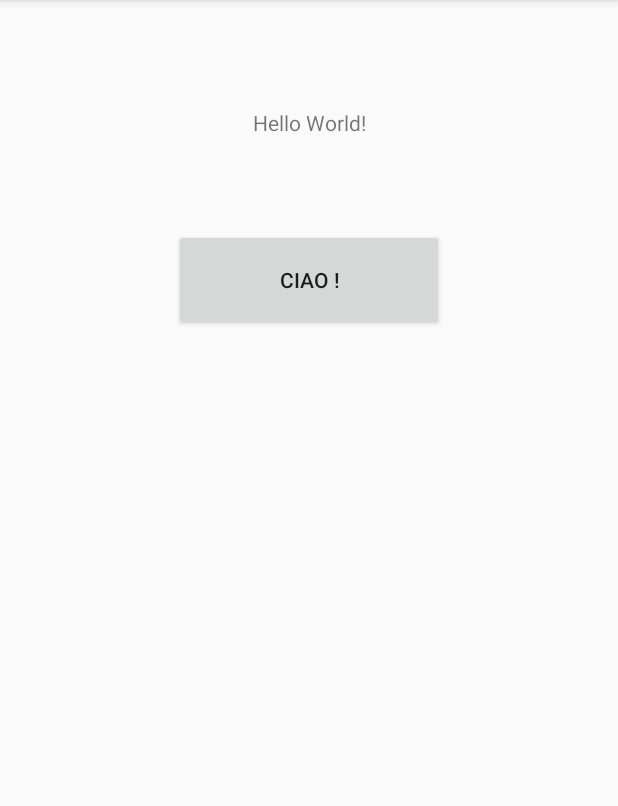
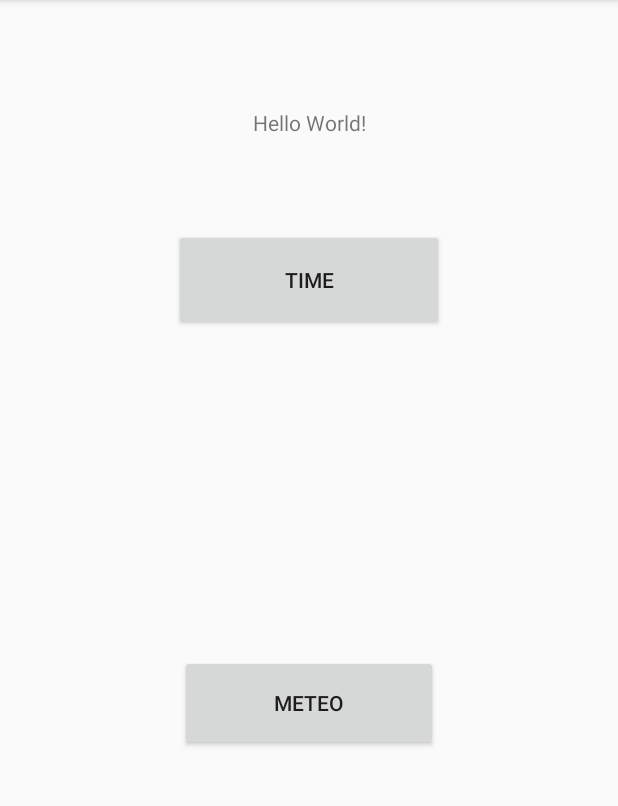
Before and after one commit to EMES92/Android-App, an Android app: the screen it shows after launch (MainActivity), on a phone screen of 412 x 824 dp, the part 84-890 px from its top. Run offline under Robolectric (Android 15) with nearby library versions, the phone set to English and light mode, and no system bars; libraries missing offline, so code that uses them is left out: com.loopj.android, cz.msebera.android, org.telegram.passport.

Commit message:
doppio bottone

```diff
--- a/app/src/main/java/com/example/valerio/myapplication/MainActivity.java
+++ b/app/src/main/java/com/example/valerio/myapplication/MainActivity.java
@@ -30,7 +30,8 @@ import cz.msebera.android.httpclient.Header;
 
 public class MainActivity extends AppCompatActivity {
     private TelegramLoginButton loginButton;
-    Button button;
+    Button button1;
+    Button button2;
     @Override
     protected void onCreate(Bundle savedInstanceState) {
         super.onCreate(savedInstanceState);
@@ -39,9 +40,10 @@ public class MainActivity extends AppCompatActivity {
     }
     public void addListenerOnButton() {
 
-        button = (Button) findViewById(R.id.btn1);
+        button1 = (Button) findViewById(R.id.btn1);
+        button2 = (Button) findViewById(R.id.btn2);
 
-        button.setOnClickListener(new OnClickListener() {
+        button1.setOnClickListener(new OnClickListener() {
 
             @Override
             public void onClick(View arg0) {
@@ -68,6 +70,34 @@ public class MainActivity extends AppCompatActivity {
             }
 
         });
+
+        button2.setOnClickListener(new OnClickListener() {
+
+            @Override
+            public void onClick(View arg0) {
+
+                String urlString = "https://api.telegram.org/bot%s/sendMessage?chat_id=%s&text=%s";
+                String apiToken = "603981379:AAFux3TNvauoPfIN0a1BWAnQ60IRcWg3Oos"; //'"my_bot_api_token";EmesAndroid Bot
+                String chatId = "-1001476670474";//"@my_channel_name";  // id private = -1001476670474 del canale domestico
+                String text = "meteo";
+                urlString = String.format(urlString, apiToken, chatId, text);
+                AsyncHttpClient client = new AsyncHttpClient();
+                RequestParams params = new RequestParams();
+                params.put("key", "value");
+                params.put("more", "data");
+                client.get(urlString, params, new AsyncHttpResponseHandler() {
+                    @Override
+                    public void onSuccess(int statusCode, Header[] headers, byte[] responseBody) {
+
+                    }
+                    @Override
+                    public void onFailure(int statusCode, Header[] headers, byte[] responseBody, Throwable error) {
+
+                    }
+                });
+            }
+
+        });
     }
 
 
--- a/app/src/main/res/layout/activity_main.xml
+++ b/app/src/main/res/layout/activity_main.xml
@@ -13,7 +13,7 @@
         android:layout_marginBottom="62dp"
         android:layout_marginTop="72dp"
         android:text="Hello World!"
-        app:layout_constraintBottom_toTopOf="@+id/button"
+        app:layout_constraintBottom_toTopOf="@+id/btn1"
         app:layout_constraintLeft_toLeftOf="parent"
         app:layout_constraintRight_toRightOf="parent"
         app:layout_constraintTop_toTopOf="parent" />
@@ -27,10 +27,26 @@
         android:layout_marginRight="102dp"
         android:layout_marginStart="102dp"
         android:layout_marginTop="61dp"
-        android:text="@string/ciao"
+        android:text="@string/time"
         app:layout_constraintEnd_toEndOf="parent"
         app:layout_constraintStart_toStartOf="parent"
         app:layout_constraintTop_toBottomOf="@+id/textView" />
 
+    <Button
+        android:id="@+id/btn2"
+        android:layout_width="172dp"
+        android:layout_height="64dp"
+        android:layout_marginStart="148dp"
+        android:layout_marginLeft="148dp"
+        android:layout_marginTop="96dp"
+        android:layout_marginEnd="148dp"
+        android:layout_marginRight="148dp"
+        android:layout_marginBottom="147dp"
+        android:text="meteo"
+        app:layout_constraintBottom_toBottomOf="parent"
+        app:layout_constraintEnd_toEndOf="parent"
+        app:layout_constraintStart_toStartOf="parent"
+        app:layout_constraintTop_toBottomOf="@+id/btn1" />
+
 
 </android.support.constraint.ConstraintLayout>
--- a/app/src/main/res/values/strings.xml
+++ b/app/src/main/res/values/strings.xml
@@ -1,4 +1,6 @@
 <resources>
     <string name="app_name">My Application</string>
     <string name="ciao">ciao !</string>
+    <string name="time">Time</string>
+    <string name="meteo">Button</string>
 </resources>
--- a/build.gradle
+++ b/build.gradle
@@ -7,7 +7,7 @@ buildscript {
         jcenter()
     }
     dependencies {
-        classpath 'com.android.tools.build:gradle:3.1.1'
+        classpath 'com.android.tools.build:gradle:3.2.1'
 
 
         // NOTE: Do not place your application dependencies here; they belong
```
Also changed, not shown: gradle/wrapper/gradle-wrapper.properties, 3 other files.
